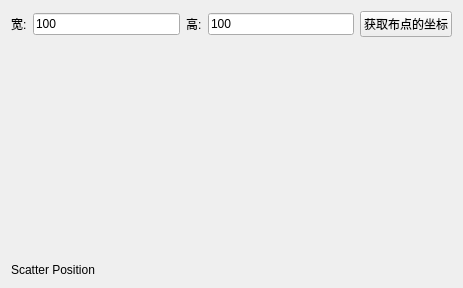
This is Scatter/Widget.ui in xtuer/Qt as Qt 5 draws it before an edit. The edited form follows.
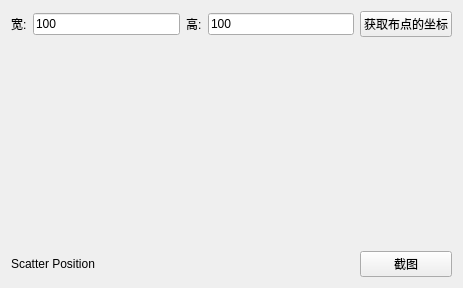
This is the edited form.

Commit message: 增加 Grid  和截图功能

```diff
--- a/Scatter/Widget.ui
+++ b/Scatter/Widget.ui
@@ -59,7 +59,7 @@
      </property>
     </widget>
    </item>
-   <item row="2" column="0" colspan="5">
+   <item row="2" column="0" colspan="4">
     <widget class="QLabel" name="infoLabel">
      <property name="sizePolicy">
       <sizepolicy hsizetype="Preferred" vsizetype="Maximum">
@@ -72,6 +72,13 @@
      </property>
     </widget>
    </item>
+   <item row="2" column="4">
+    <widget class="QPushButton" name="captureButton">
+     <property name="text">
+      <string>截图</string>
+     </property>
+    </widget>
+   </item>
   </layout>
  </widget>
  <tabstops>
```
The commit also changes 3 other files.
